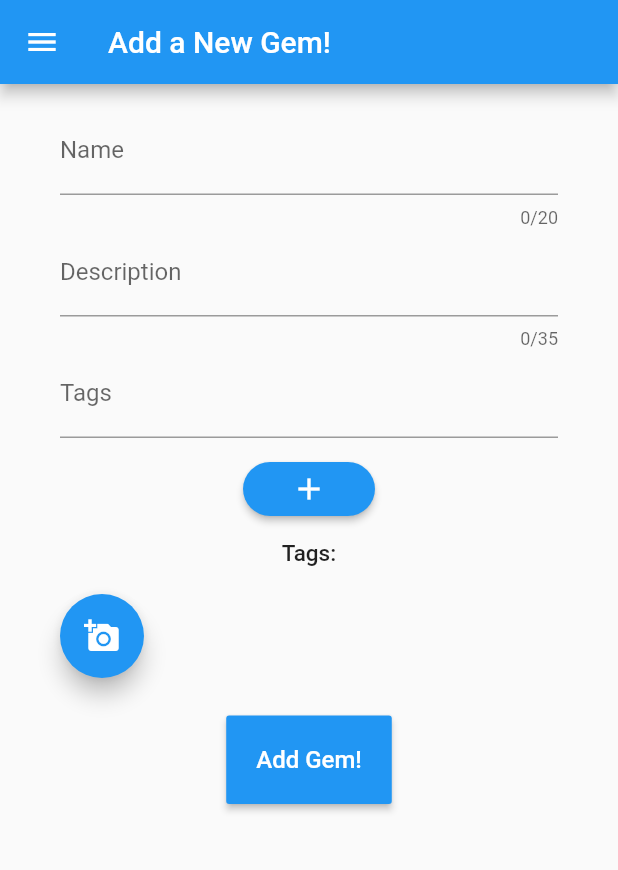
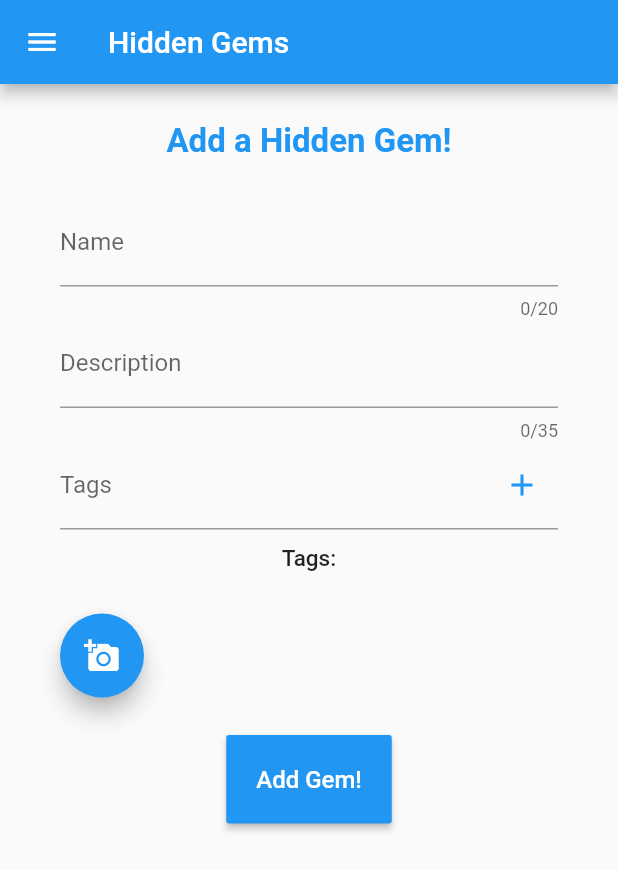
Before and after one commit to asmith790/hidden_gems, a Flutter app: the CustomForm screen opened by its route, on a phone screen of 412 x 824 dp. Shown: the top 870 px of the screen. Run offline on Flutter 3.47's test engine with Material 2 defaults, Android fonts, the phone set to English and light mode, and no system bars; our stand-ins replace cloud_firestore, cloud_functions, firebase_auth, firebase_storage, fluttertoast, geolocator and 2 more; accounts and stored records are empty; statements that could not run were skipped.

Commit message:
Consistency/Moved tag button into textfield

```diff
--- a/lib/newPost.dart
+++ b/lib/newPost.dart
@@ -143,12 +143,21 @@ class NewPost extends State<CustomForm> {
   Widget build(BuildContext context) {
     return Scaffold(
       resizeToAvoidBottomPadding: false,
-      appBar: AppBar(title: Text('Add a New Gem!')),
+      appBar: AppBar(title: Text('Hidden Gems')),
       body: Container(
         margin: EdgeInsets.all(15.0),
         alignment: Alignment.center,
         child: Column(
           children: <Widget>[
+            Padding(
+              padding: EdgeInsets.fromLTRB(25.0,10,25,25),
+              child: Text("Add a Hidden Gem!",
+                style: TextStyle(
+                  fontSize: 22.0,
+                  fontWeight: FontWeight.bold,
+                  color: Colors.blue,
+                ),),
+            ),
             Padding(
               padding: EdgeInsets.symmetric(horizontal: 25.0),
               child: TextField(
@@ -171,27 +180,39 @@ class NewPost extends State<CustomForm> {
               padding: EdgeInsets.symmetric(horizontal: 25.0),
               child: TextField(
                 controller: _tagsController,
-                decoration: InputDecoration(labelText: 'Tags'),
+                decoration: InputDecoration(labelText: 'Tags',
+                suffixIcon: IconButton(
+                  icon: Icon(Icons.add),
+                  color: Colors.blue,
+                  onPressed: () {
+                    tags.add(_tagsController.text);
+                    this.setState(() {
+                      _tagsController.clear();
+                    });
+                  },
+                )),
               ),
               ),
+//            Padding(
+//              padding: EdgeInsets.symmetric(vertical: 10.0),
+//              child: RaisedButton(
+//                  color: Colors.blue,
+//                  textColor: Colors.white,
+//                  shape: new RoundedRectangleBorder(borderRadius: new BorderRadius.circular(30.0)),
+//                  onPressed: (){
+//                  tags.add(_tagsController.text);
+//                  this.setState(() {
+//                    _tagsController.clear();
+//                  });
+//                },
+//                //tooltip: 'Add tag',
+//                child: new Icon(Icons.add)
+//              ),
+//            ),
+            //TODO: change how tags are displayed
             Padding(
               padding: EdgeInsets.symmetric(vertical: 10.0),
-              child: RaisedButton(
-                  color: Colors.blue,
-                  textColor: Colors.white,
-                  shape: new RoundedRectangleBorder(borderRadius: new BorderRadius.circular(30.0)),
-                  onPressed: (){
-                  tags.add(_tagsController.text);
-                  this.setState(() {
-                    _tagsController.clear();
-                  });
-                },
-                //tooltip: 'Add tag',
-                child: new Icon(Icons.add)
-              ),
-            ),
-            //TODO: change how tags are displayed
-            Text(
+            child: Text(
               _displayTags(),
               textAlign: TextAlign.center,
               overflow: TextOverflow.ellipsis,
@@ -200,6 +221,7 @@ class NewPost extends State<CustomForm> {
                   fontWeight: FontWeight.w500,
                   fontSize: 15,
               ),
+            ),
             ),
             Row(
                 children: <Widget>[
```
